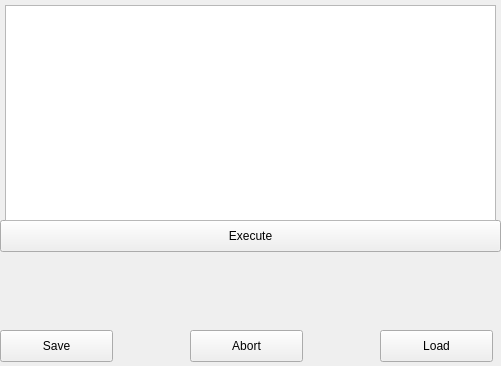
Above: scriptingconsole.ui from MOBILionSystems/MIPS-app-MOBILion before the change. Below: the same form after it.
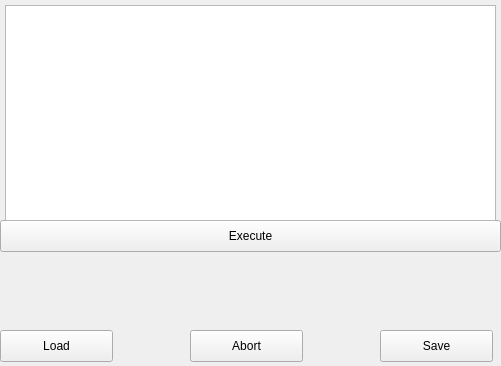
That is the form after the change.

Diff of the .ui file:
```diff
--- a/scriptingconsole.ui
+++ b/scriptingconsole.ui
@@ -58,7 +58,7 @@
   <widget class="QPushButton" name="pbSave">
    <property name="geometry">
     <rect>
-     <x>0</x>
+     <x>380</x>
      <y>330</y>
      <width>113</width>
      <height>32</height>
@@ -74,7 +74,7 @@
   <widget class="QPushButton" name="pbLoad">
    <property name="geometry">
     <rect>
-     <x>380</x>
+     <x>0</x>
      <y>330</y>
      <width>113</width>
      <height>32</height>
```
